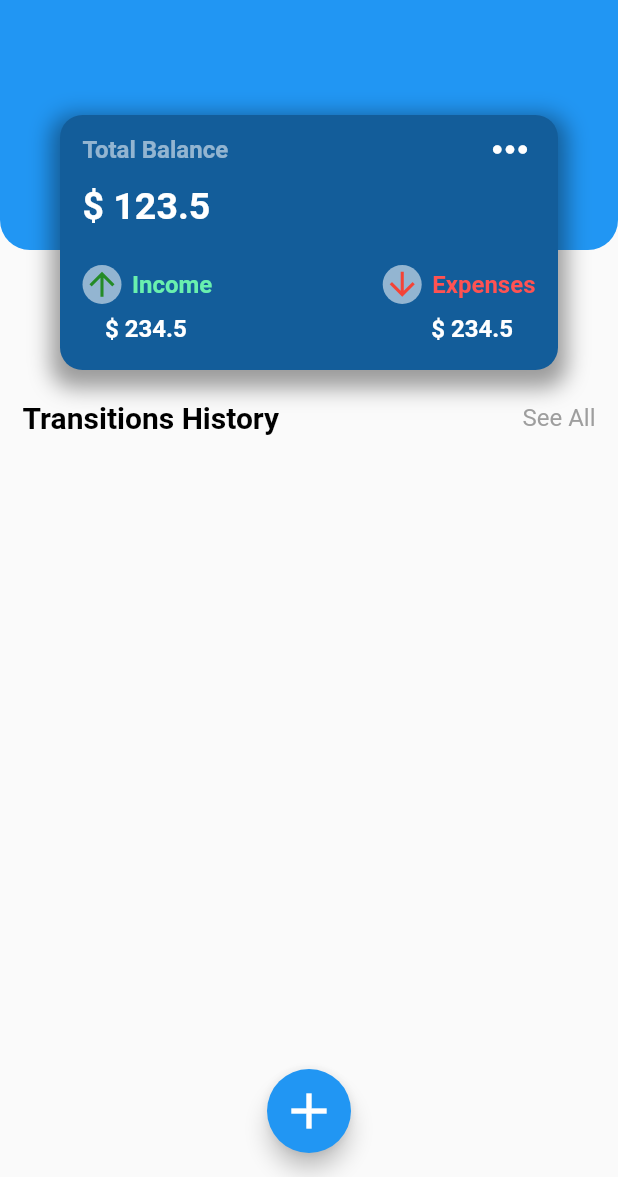
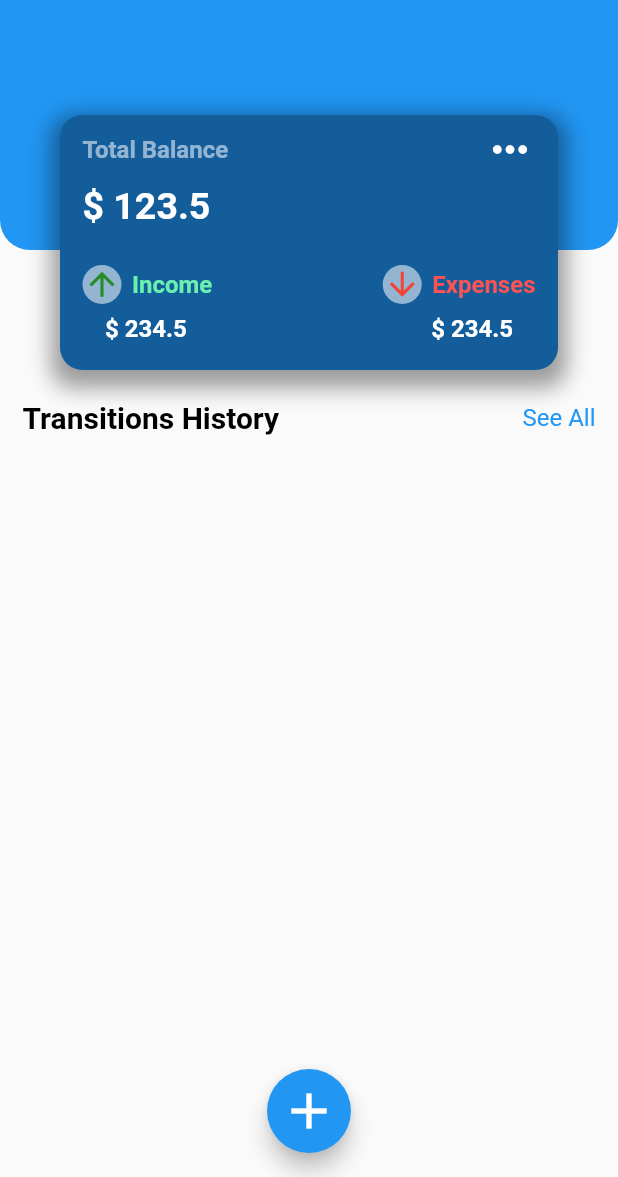
Before and after one commit to NguyenNhatHau14/team14, a Flutter app: the HomeApp screen opened directly, on a phone screen of 412 x 824 dp, the part 59-1236 px from its top. Run offline on Flutter 3.47's test engine with Material 2 defaults, Android fonts, the phone set to English and light mode, and no system bars; our stand-ins replace cloud_firestore, firebase_auth, firebase_core, flutter_form_builder, form_builder_validators, google_sign_in and 3 more; missing offline and left inert: gsheets; accounts and stored records are empty; statements that could not run were skipped; key blocks and very long unbroken strings in the code were emptied for the run.

Commit message:
add xong dữ liệu ra màn hình

```diff
--- a/flutter_demo/lib/main.dart
+++ b/flutter_demo/lib/main.dart
@@ -1,4 +1,6 @@
 import 'package:flutter/material.dart';
+import 'package:flutter_demo/page/auth_page.dart';
+import 'package:flutter_demo/src/pages/home_app.dart';
 import 'package:flutter_demo/src/widgets/overview/product.dart';
 import 'package:gsheets/gsheets.dart';
 import 'ThemeProvider.dart';
@@ -65,7 +67,7 @@ class MyApp extends StatelessWidget {
         brightness:
             themeProvider.isDarkMode ? Brightness.dark : Brightness.light,
       ),
-      home: const ProductListPage(),
+      home: const HomeApp(),
       localizationsDelegates: const [
         FormBuilderLocalizations.delegate,
         GlobalWidgetsLocalizations.delegate,
--- a/flutter_demo/lib/src/pages/home_app.dart
+++ b/flutter_demo/lib/src/pages/home_app.dart
@@ -1,4 +1,5 @@
 import 'package:flutter/material.dart';
+import 'package:flutter_demo/src/widgets/overview/product.dart';
 import 'package:intl/intl.dart';
 import 'package:cloud_firestore/cloud_firestore.dart';
 import 'package:flutter/rendering.dart';
@@ -7,7 +8,6 @@ import 'package:flutter_demo/ThemeProvider.dart';
 import 'package:flutter_demo/src/menu_app.dart';
 import 'package:provider/provider.dart';
 
-import '../widgets/overview/card_body_widget.dart';
 import '../widgets/overview/header_widget.dart';
 import '../widgets/overview/plus_button_widget.dart';
 
@@ -95,8 +95,6 @@ class _HomeAppState extends State<HomeApp> {
       ),
       drawer: const MenuApp(),
       body: SafeArea(
-        child: SingleChildScrollView(
-          controller: _scrollController,
         child: Column(
           children: [
             const SizedBox(
@@ -118,12 +116,19 @@ class _HomeAppState extends State<HomeApp> {
                           : Colors.black,
                     ),
                   ),
-                    const Text(
+                  InkWell(
+                    onTap: () {},
+                    child: const Text(
                       'See All',
-                      style: TextStyle(fontSize: 16, color: Colors.grey),
+                      style: TextStyle(fontSize: 16, color: Colors.blue),
+                    ),
                   ),
                 ],
               ),
+            ),
+            const SizedBox(
+              height: 300,
+              child: ProductListPage(),
             ),
             // StreamBuilder<QuerySnapshot<Map<String, dynamic>>>(
             //   stream:
@@ -169,7 +174,6 @@ class _HomeAppState extends State<HomeApp> {
           ],
         ),
       ),
-      ),
       floatingActionButton: PlusButton(
         visible: _visible,
         onDataEntered: handleFormSubmit,
```
Also changed, not shown: flutter_demo/lib/page/home_page.dart (deleted, +0 -29 lines), flutter_demo/lib/src/menu_app.dart (+16 -21 lines), flutter_demo/lib/src/widgets/overview/product.dart (+55 -8 lines). Lines whose indentation alone changed are shown as unchanged.
